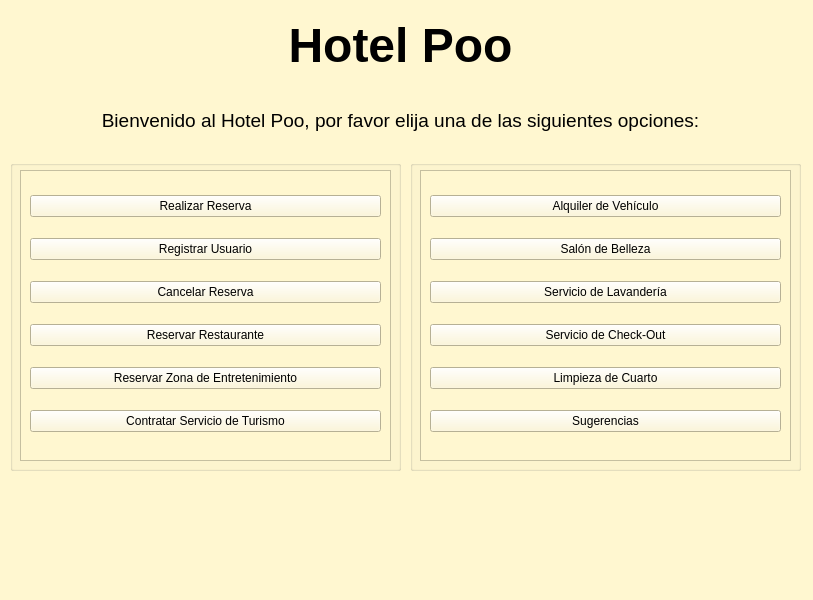
Above: gui/MainWindowHotel.ui from juankkay010/Hotel-POO before the change. Below: the same form after it.
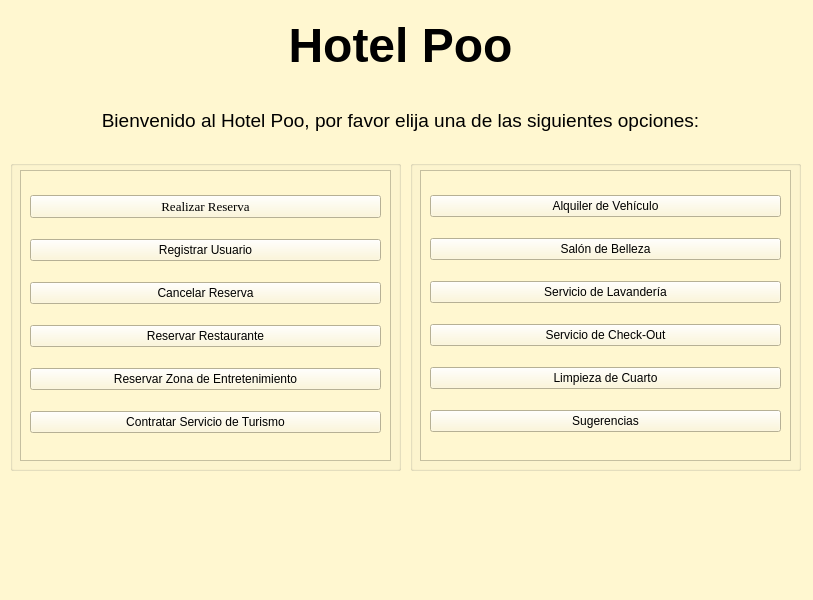
That is the form after the change.

Commit message: Nueva interfaz

Patch:
```diff
--- a/gui/MainWindowHotel.ui
+++ b/gui/MainWindowHotel.ui
@@ -90,7 +90,16 @@
      </property>
      <layout class="QVBoxLayout" name="verticalLayout">
       <item>
-       <widget class="QPushButton" name="pushButton">
+       <widget class="QPushButton" name="pb_realizar_reserva">
+        <property name="font">
+         <font>
+          <family>Times New Roman</family>
+          <pointsize>10</pointsize>
+          <weight>50</weight>
+          <italic>false</italic>
+          <bold>false</bold>
+         </font>
+        </property>
         <property name="styleSheet">
          <string notr="true">font: 10pt &quot;Times New Roman&quot;;</string>
         </property>
```
The commit also changes 4 other files.
